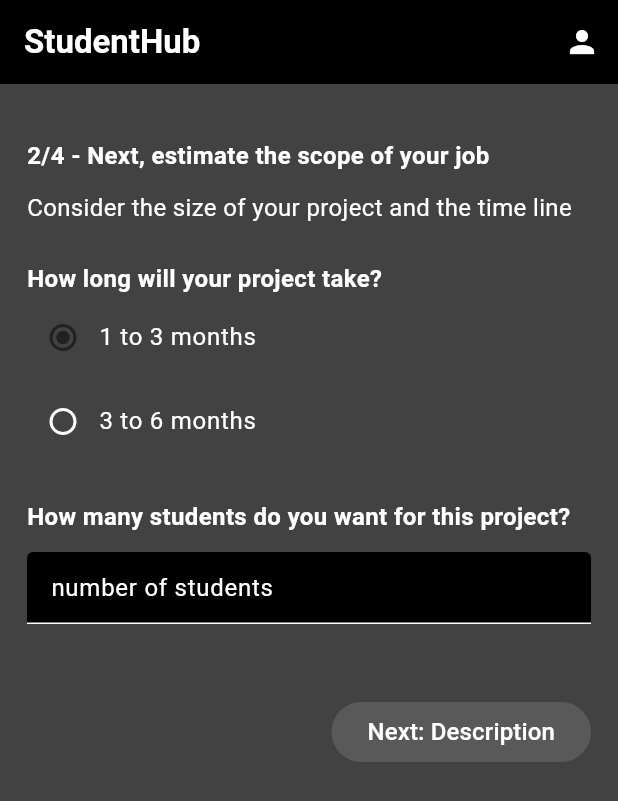
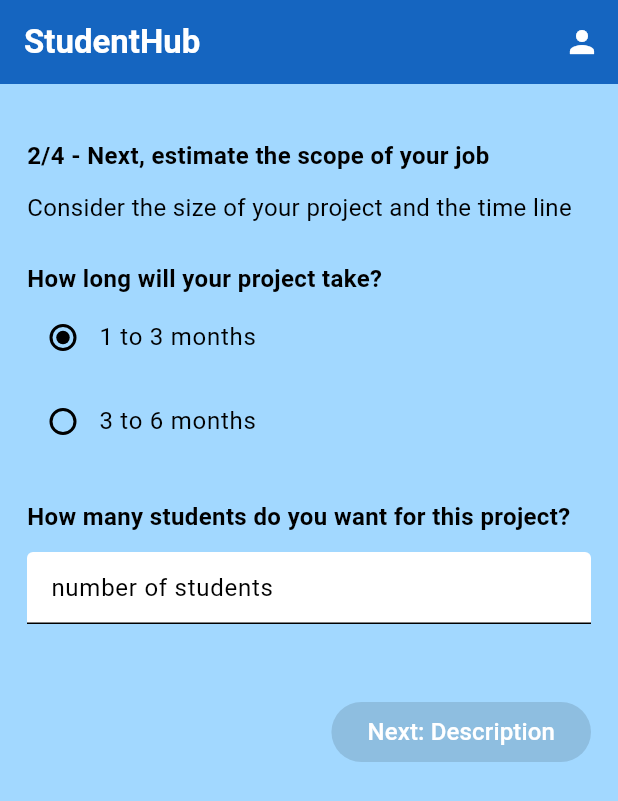
Before and after one commit to losikilove/student_hub, a Flutter app: the ProjectPostStep2Screen screen opened directly, on a phone screen of 412 x 824 dp. Shown: the top 801 px of the screen. Run offline on Flutter 3.47's test engine with Material 3 defaults, Android fonts, the phone set to English and light mode, and no system bars; our stand-ins replace dash_chat_2, dotted_border, file_picker, multi_dropdown; missing offline and left inert: agora_uikit, bulleted_list.

```diff
--- a/lib/main.dart
+++ b/lib/main.dart
@@ -1,7 +1,7 @@
 import 'package:flutter/material.dart';
 import 'package:provider/provider.dart';
 import 'package:student_hub/models/user_model.dart';
-import 'package:student_hub/screens/profile_student_step3_screen.dart';
+import 'package:student_hub/screens/project_post_step1_screen.dart';
 import 'package:student_hub/theme/theme_provider.dart';
 
 void main() {
@@ -23,7 +23,7 @@
   Widget build(BuildContext context) {
     return MaterialApp(
       debugShowCheckedModeBanner: false,
-      home: const ProfileStudentStep3Screen(),
+      home: const ProjectPostStep1Screen(),
       theme: Provider.of<ThemeProvider>(context).themeData,
     );
   }
--- a/lib/screens/project_post_step2_screen.dart
+++ b/lib/screens/project_post_step2_screen.dart
@@ -81,6 +81,7 @@
               contentPadding: const EdgeInsets.only(),
               title: CustomText(text: ProjectDuration.oneToThreeMonths.text),
               leading: Radio<ProjectDuration>(
+                activeColor: Theme.of(context).colorScheme.onPrimary,
                 value: ProjectDuration.oneToThreeMonths,
                 groupValue: _projectDuration,
                 onChanged: onSelectedDuration,
@@ -91,6 +92,7 @@
               contentPadding: const EdgeInsets.only(),
               title: CustomText(text: ProjectDuration.threeToSixMonths.text),
               leading: Radio<ProjectDuration>(
+                activeColor: Theme.of(context).colorScheme.onPrimary,
                 value: ProjectDuration.threeToSixMonths,
                 groupValue: _projectDuration,
                 onChanged: onSelectedDuration,
@@ -125,7 +127,7 @@
             Align(
               alignment: Alignment.topRight,
               child: CustomButton(
-                onPressed: (){
+                onPressed: () {
                   NavigationUtil.toPostProjectStep3(context);
                 },
                 text: 'Next: Description',
--- a/lib/theme/theme.dart
+++ b/lib/theme/theme.dart
@@ -20,6 +20,6 @@
     secondary: Colors.black,
     onBackground: Colors.white, // immutable
     onPrimary: Colors.white, // for text color
-    onSecondary: Colors.black, // for background of option
+    onSecondary: Colors.black45, // for background of option
   ),
 );
--- a/lib/theme/theme_provider.dart
+++ b/lib/theme/theme_provider.dart
@@ -2,8 +2,8 @@
 import 'package:student_hub/theme/theme.dart';
 
 class ThemeProvider with ChangeNotifier {
-  // ThemeData _themeData = lightMode;
-  ThemeData _themeData = darkMode;
+  ThemeData _themeData = lightMode;
+  // ThemeData _themeData = darkMode;
 
   ThemeData get themeData => _themeData;
 
```
Also changed, not shown: lib/screens/project_post_step3_screen.dart (+20 -21 lines), lib/screens/project_post_step4_screen.dart (+15 -16 lines).
